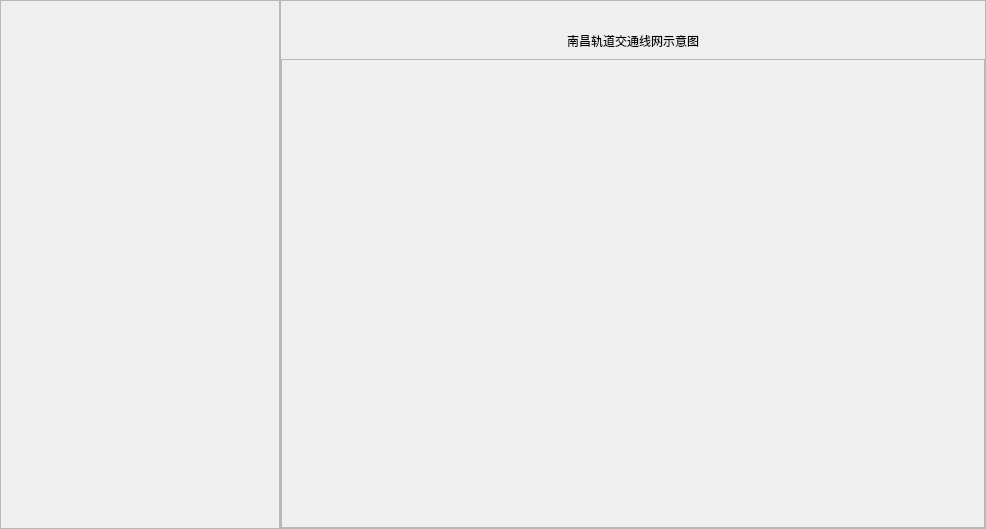
Qt form info/LineWidget.ui (EllieYY/ism) before a commit.
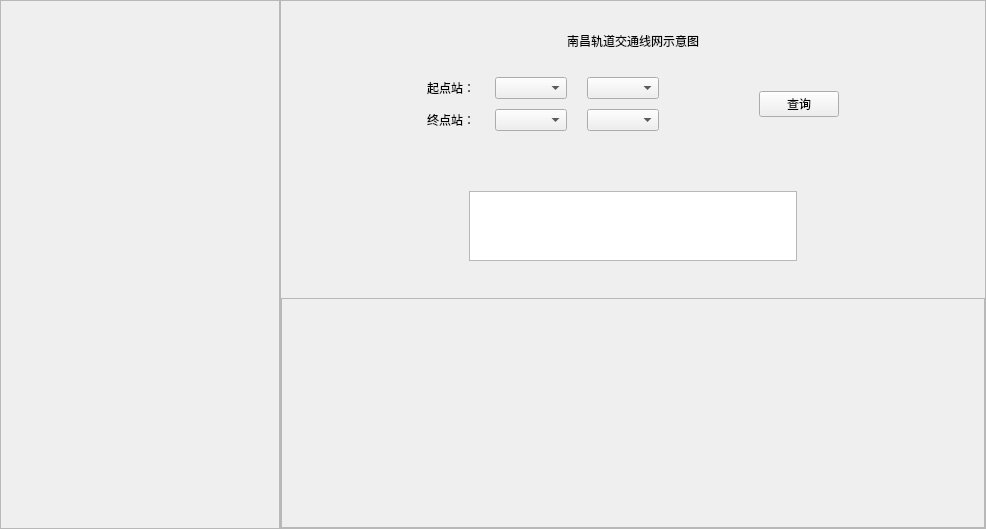
The same form after that commit.

Commit message: add line query and ticket info widget

Patch:
```diff
--- a/info/LineWidget.ui
+++ b/info/LineWidget.ui
@@ -53,7 +53,7 @@
      <property name="frameShadow">
       <enum>QFrame::Raised</enum>
      </property>
-     <layout class="QVBoxLayout" name="verticalLayout" stretch="0,1">
+     <layout class="QVBoxLayout" name="verticalLayout" stretch="0,1,1">
       <property name="spacing">
        <number>9</number>
       </property>
@@ -79,6 +79,231 @@
         </property>
        </widget>
       </item>
+      <item>
+       <widget class="QWidget" name="widget_query" native="true">
+        <layout class="QGridLayout" name="gridLayout_2" rowstretch="1,4,2" columnstretch="1,4,1">
+         <item row="0" column="1">
+          <spacer name="verticalSpacer_2">
+           <property name="orientation">
+            <enum>Qt::Vertical</enum>
+           </property>
+           <property name="sizeHint" stdset="0">
+            <size>
+             <width>20</width>
+             <height>7</height>
+            </size>
+           </property>
+          </spacer>
+         </item>
+         <item row="1" column="0">
+          <spacer name="horizontalSpacer_6">
+           <property name="orientation">
+            <enum>Qt::Horizontal</enum>
+           </property>
+           <property name="sizeHint" stdset="0">
+            <size>
+             <width>108</width>
+             <height>20</height>
+            </size>
+           </property>
+          </spacer>
+         </item>
+         <item row="1" column="1">
+          <layout class="QVBoxLayout" name="verticalLayout_2">
+           <property name="spacing">
+            <number>60</number>
+           </property>
+           <item>
+            <layout class="QHBoxLayout" name="horizontalLayout_2" stretch="1,3,0,0,1">
+             <item>
+              <spacer name="horizontalSpacer_3">
+               <property name="orientation">
+                <enum>Qt::Horizontal</enum>
+               </property>
+               <property name="sizeHint" stdset="0">
+                <size>
+                 <width>40</width>
+                 <height>20</height>
+                </size>
+               </property>
+              </spacer>
+             </item>
+             <item>
+              <layout class="QGridLayout" name="gridLayout" columnstretch="1,3,4">
+               <property name="horizontalSpacing">
+                <number>20</number>
+               </property>
+               <property name="verticalSpacing">
+                <number>10</number>
+               </property>
+               <item row="0" column="0">
+                <widget class="QLabel" name="label_start">
+                 <property name="text">
+                  <string>起点站：</string>
+                 </property>
+                 <property name="alignment">
+                  <set>Qt::AlignRight|Qt::AlignTrailing|Qt::AlignVCenter</set>
+                 </property>
+                </widget>
+               </item>
+               <item row="0" column="1">
+                <widget class="QComboBox" name="comboBox_line_s">
+                 <property name="sizePolicy">
+                  <sizepolicy hsizetype="Preferred" vsizetype="Fixed">
+                   <horstretch>0</horstretch>
+                   <verstretch>0</verstretch>
+                  </sizepolicy>
+                 </property>
+                </widget>
+               </item>
+               <item row="0" column="2">
+                <widget class="QComboBox" name="comboBox_station_s">
+                 <property name="sizePolicy">
+                  <sizepolicy hsizetype="Preferred" vsizetype="Fixed">
+                   <horstretch>0</horstretch>
+                   <verstretch>0</verstretch>
+                  </sizepolicy>
+                 </property>
+                </widget>
+               </item>
+               <item row="1" column="0">
+                <widget class="QLabel" name="label_end">
+                 <property name="text">
+                  <string>终点站：</string>
+                 </property>
+                 <property name="alignment">
+                  <set>Qt::AlignRight|Qt::AlignTrailing|Qt::AlignVCenter</set>
+                 </property>
+                </widget>
+               </item>
+               <item row="1" column="1">
+                <widget class="QComboBox" name="comboBox_line_e">
+                 <property name="sizePolicy">
+                  <sizepolicy hsizetype="Preferred" vsizetype="Fixed">
+                   <horstretch>0</horstretch>
+                   <verstretch>0</verstretch>
+                  </sizepolicy>
+                 </property>
+                </widget>
+               </item>
+               <item row="1" column="2">
+                <widget class="QComboBox" name="comboBox_station_e">
+                 <property name="sizePolicy">
+                  <sizepolicy hsizetype="Preferred" vsizetype="Fixed">
+                   <horstretch>0</horstretch>
+                   <verstretch>0</verstretch>
+                  </sizepolicy>
+                 </property>
+                </widget>
+               </item>
+              </layout>
+             </item>
+             <item>
+              <spacer name="horizontalSpacer_4">
+               <property name="orientation">
+                <enum>Qt::Horizontal</enum>
+               </property>
+               <property name="sizeType">
+                <enum>QSizePolicy::Fixed</enum>
+               </property>
+               <property name="sizeHint" stdset="0">
+                <size>
+                 <width>40</width>
+                 <height>20</height>
+                </size>
+               </property>
+              </spacer>
+             </item>
+             <item>
+              <widget class="QPushButton" name="pushButton_lineQuery">
+               <property name="text">
+                <string>查询</string>
+               </property>
+              </widget>
+             </item>
+             <item>
+              <spacer name="horizontalSpacer_5">
+               <property name="orientation">
+                <enum>Qt::Horizontal</enum>
+               </property>
+               <property name="sizeHint" stdset="0">
+                <size>
+                 <width>40</width>
+                 <height>20</height>
+                </size>
+               </property>
+              </spacer>
+             </item>
+            </layout>
+           </item>
+           <item>
+            <layout class="QHBoxLayout" name="horizontalLayout_3" stretch="1,5,1">
+             <item>
+              <spacer name="horizontalSpacer">
+               <property name="orientation">
+                <enum>Qt::Horizontal</enum>
+               </property>
+               <property name="sizeHint" stdset="0">
+                <size>
+                 <width>40</width>
+                 <height>20</height>
+                </size>
+               </property>
+              </spacer>
+             </item>
+             <item>
+              <widget class="QTextBrowser" name="textBrowser">
+               <property name="styleSheet">
+                <string notr="true">font-size: 28px;</string>
+               </property>
+              </widget>
+             </item>
+             <item>
+              <spacer name="horizontalSpacer_2">
+               <property name="orientation">
+                <enum>Qt::Horizontal</enum>
+               </property>
+               <property name="sizeHint" stdset="0">
+                <size>
+                 <width>40</width>
+                 <height>20</height>
+                </size>
+               </property>
+              </spacer>
+             </item>
+            </layout>
+           </item>
+          </layout>
+         </item>
+         <item row="1" column="2">
+          <spacer name="horizontalSpacer_7">
+           <property name="orientation">
+            <enum>Qt::Horizontal</enum>
+           </property>
+           <property name="sizeHint" stdset="0">
+            <size>
+             <width>108</width>
+             <height>20</height>
+            </size>
+           </property>
+          </spacer>
+         </item>
+         <item row="2" column="1">
+          <spacer name="verticalSpacer">
+           <property name="orientation">
+            <enum>Qt::Vertical</enum>
+           </property>
+           <property name="sizeHint" stdset="0">
+            <size>
+             <width>20</width>
+             <height>16</height>
+            </size>
+           </property>
+          </spacer>
+         </item>
+        </layout>
+       </widget>
+      </item>
       <item>
        <widget class="QFrame" name="lineFrame3">
         <property name="frameShape">
```
Left out of the diff: 17 changed lines with no effect on the pictures. The commit also changes 12 other files.
